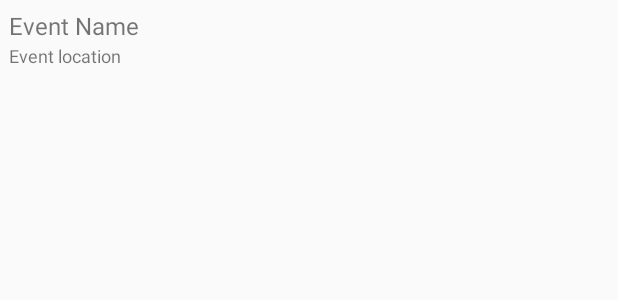
After one commit to JhopatSantiago/SayPresent, an Android app: the layout events_list.xml on its own in the app's theme, with its tools: preview values and no code run, on a phone screen of 412 x 824 dp. The commit adds this screen. Shown: the top 300 px of the screen. Run offline under Robolectric (Android 15) with nearby library versions, the phone set to English and light mode, and no system bars.

Commit message:
UPDATE: Create and Get Events
renamed Event.java to EventActivity.java

```diff
--- a/app/src/main/AndroidManifest.xml
+++ b/app/src/main/AndroidManifest.xml
@@ -9,7 +9,7 @@
         android:roundIcon="@mipmap/ic_launcher_round"
         android:supportsRtl="true"
         android:theme="@style/AppTheme">
-        <activity android:name=".Event"></activity>
+        <activity android:name=".EventActivity"></activity>
         <activity android:name=".addEvent" /> <!-- FOR TESTING -->
         <activity android:name=".checkpoint_list" />
         <activity android:name=".EventListActivity" />
--- a/app/src/main/java/com/example/saypresent/Dashboard.java
+++ b/app/src/main/java/com/example/saypresent/Dashboard.java
@@ -15,7 +15,6 @@ import com.example.saypresent.utils.GetOrganizerInterface;
 import com.google.firebase.database.DataSnapshot;
 import com.google.firebase.database.DatabaseError;
 import com.google.firebase.database.DatabaseReference;
-import com.google.firebase.database.Query;
 import com.google.firebase.database.ValueEventListener;
 
 import android.view.View;
@@ -46,7 +45,8 @@ public class Dashboard extends AppCompatActivity {
         eventView.setOnClickListener(new View.OnClickListener() {
             @Override
             public void onClick(View v) {
-                Intent intent = new Intent(Dashboard.this,Event.class);
+                Intent intent = new Intent(Dashboard.this, EventActivity.class);
+                intent.putExtra("organizer_key", organizer_key);
                 startActivity(intent);
             }
         });
--- a/app/src/main/java/com/example/saypresent/LoginPage.java
+++ b/app/src/main/java/com/example/saypresent/LoginPage.java
@@ -90,7 +90,7 @@ public class LoginPage extends AppCompatActivity {
 
         authInterface = new AuthInterface() {
            @Override
-           public void onCallback(String organizer_key) {
+           public void onCallback(final String organizer_key) {
                if (organizer_key == null){
                    //DITO PRE YUNG PAG ERROR di ko alam pano ipapakita yung error message e.
                    Log.e("failed", "no user found!");
@@ -110,7 +110,6 @@ public class LoginPage extends AppCompatActivity {
                        }
                    },3000);
                }else{
-                   Log.i("organizer_key", organizer_key);
                    //declartion of loading
                    final LoadingDialog loadingDialog = new LoadingDialog(LoginPage.this);
                    loadingDialog.startLoadingDialog();
@@ -120,6 +119,7 @@ public class LoginPage extends AppCompatActivity {
                        public void run() {
                            loadingDialog.dismissDialog();
                            Intent intent = new Intent(LoginPage.this,Dashboard.class);
+                           intent.putExtra("organizer_key", organizer_key);
                            intent.putExtra("finish",true);
                            intent.setFlags(Intent.FLAG_ACTIVITY_CLEAR_TOP|Intent.FLAG_ACTIVITY_CLEAR_TASK|Intent.FLAG_ACTIVITY_NEW_TASK);
                            startActivity(intent);
--- a/app/src/main/java/com/example/saypresent/utils/GetOrganizerInterface.java
+++ b/app/src/main/java/com/example/saypresent/utils/GetOrganizerInterface.java
@@ -2,5 +2,5 @@ package com.example.saypresent.utils;
 import com.example.saypresent.model.Organizer;
 
 public interface GetOrganizerInterface {
-    public void onGetOrganizer(Organizer organizer);
+    public void onCallback(Organizer organizer);
 }
--- a/app/src/main/res/layout/activity_event.xml
+++ b/app/src/main/res/layout/activity_event.xml
@@ -5,7 +5,7 @@
     android:layout_width="match_parent"
     android:layout_height="match_parent"
     android:background="@drawable/background_events"
-    tools:context=".Event">
+    tools:context=".EventActivity">
 
     <androidx.recyclerview.widget.RecyclerView
         android:id="@+id/recyclerView"
--- /dev/null
+++ b/app/src/main/res/layout/events_list.xml
@@ -0,0 +1,31 @@
+<RelativeLayout xmlns:android="http://schemas.android.com/apk/res/android"
+    android:layout_width="fill_parent"
+    android:layout_height="?android:attr/listPreferredItemHeight"
+    android:padding="6dip">
+
+
+    <TextView
+        android:id="@+id/event_name"
+        android:layout_width="fill_parent"
+        android:layout_height="26dip"
+        android:layout_alignWithParentIfMissing="true"
+        android:layout_above="@id/event_location"
+        android:layout_alignParentTop="true"
+        android:layout_alignParentRight="true"
+        android:gravity="center_vertical"
+        android:text="Event Name"
+        android:textSize="16sp" />
+
+    <TextView
+        android:id="@+id/event_location"
+        android:layout_width="fill_parent"
+        android:layout_height="26dip"
+        android:layout_alignParentRight="true"
+        android:layout_alignParentBottom="true"
+        android:layout_marginRight="8dp"
+        android:layout_marginBottom="3dp"
+        android:text="Event location"
+        android:textSize="12sp" />
+
+
+</RelativeLayout>
```
Also changed, not shown: app/src/main/java/com/example/saypresent/Event.java (deleted, +0 -14 lines), app/src/main/java/com/example/saypresent/EventActivity.java (added, +57 -0 lines), app/src/main/java/com/example/saypresent/adapter/EventsAdapter.java (added, +68 -0 lines), app/src/main/java/com/example/saypresent/addEvent.java (+76 -4 lines), app/src/main/java/com/example/saypresent/controller/OrganizerController.java (+26 -0 lines), app/src/main/java/com/example/saypresent/model/Event.java (+9 -0 lines), app/src/main/java/com/example/saypresent/model/Organizer.java (+13 -0 lines), app/src/main/res/layout/activity_add_event.xml (+2 -12 lines), 1 other file.
